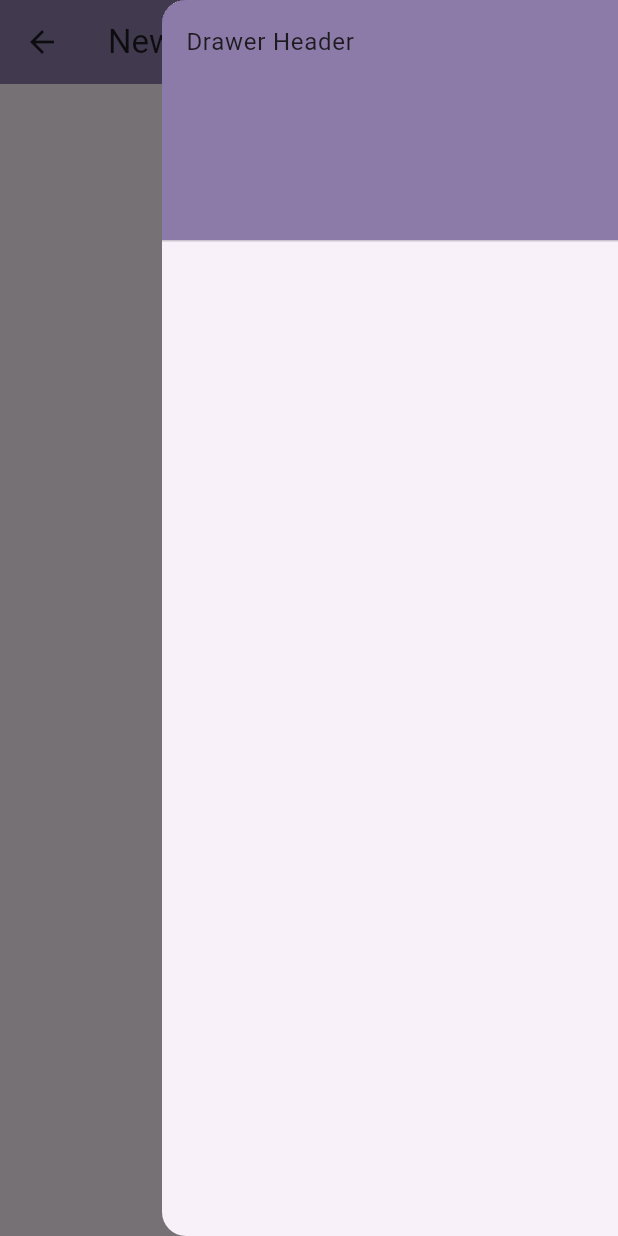
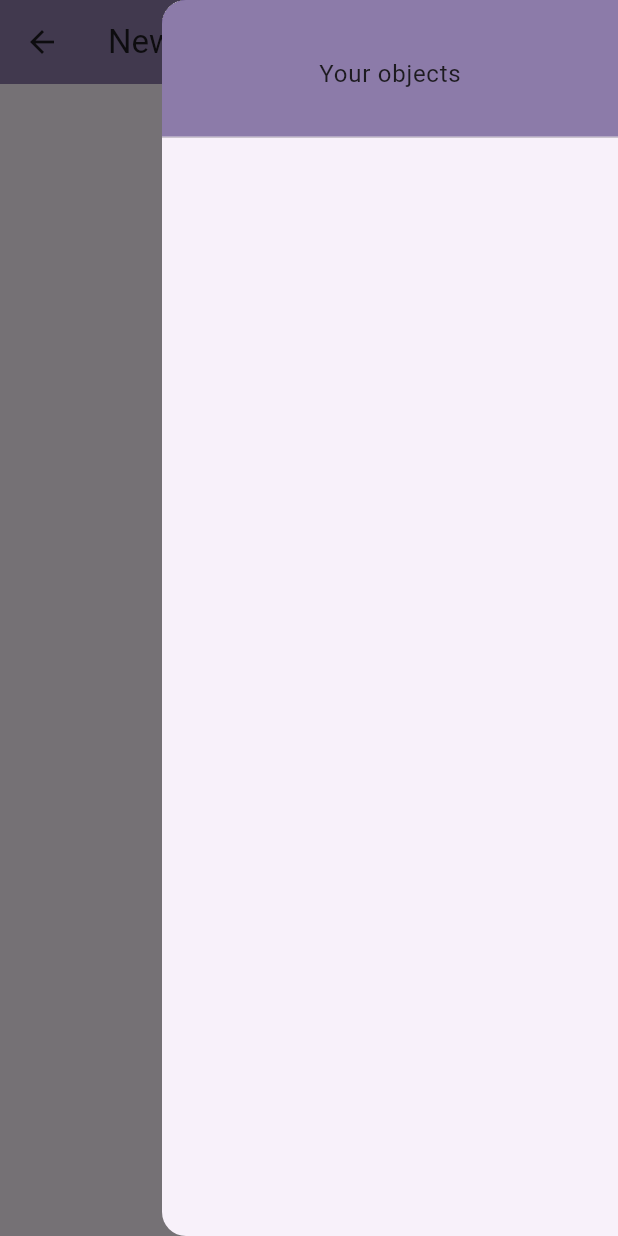
Before and after one commit to Leszek02/ucccc, a Flutter app: the TemplateEditor screen opened directly, in the side drawer, after a tap on the "add" icon, on a phone screen of 412 x 824 dp. Run offline on Flutter 3.47's test engine with Material 3 defaults, Android fonts, the phone set to English and light mode, and no system bars; our stand-ins replace firebase_core, firebase_crashlytics; accounts and stored records are empty.

Commit message:
add object edditing

```diff
--- a/lib/data/template.dart
+++ b/lib/data/template.dart
@@ -1,5 +1,5 @@
 class Template {
-  final List<(String, List<(String, String?)>)> objects;
+  List<(String, List<(String, String?)>)> objects;
   final List<(String, String?)> template;
 
   Template.empty()
--- a/lib/ui/pages/template/template_editor.dart
+++ b/lib/ui/pages/template/template_editor.dart
@@ -6,12 +6,14 @@ class TemplateEditor extends StatefulWidget {
   final String title;
   final bool mainTemplate;
   void Function((String, List<(String, String?)>))? exitCallback;
+  List<(String, List<(String, String?)>)>? objectList;
 
   TemplateEditor(
       {super.key,
       required this.title,
       required this.mainTemplate,
-      this.exitCallback});
+      this.exitCallback,
+      this.objectList});
 
   @override
   State<TemplateEditor> createState() => TemplateEditorState();
@@ -19,12 +21,13 @@ class TemplateEditor extends StatefulWidget {
 
 class TemplateEditorState extends State<TemplateEditor> {
   Template template = Template.empty();
-  List<String> types = ['integer', 'text', 'logic', 'list', 'enum'];
+  final List<String> _types = ['integer', 'text', 'logic', 'list', 'enum'];
   List<(String, String?)> currentList = List.empty(growable: true);
   final TextEditingController _objectName = TextEditingController();
   int index = 0;
 
   Future<void> _dialogBuilder(BuildContext context, Template template) {
+    _objectName.text = "";
     return showDialog<void>(
       context: context,
       builder: (BuildContext context) {
@@ -51,9 +54,13 @@ class TemplateEditorState extends State<TemplateEditor> {
                       onPressed: () {
                         if (_objectName.text.isEmpty) {
                           print(
-                              "There's no object name"); //TODO: Toast a message or change whole thing to form
+                              "There's no object name"); //TODO: Toast a message or change whole thing to a form
                         } else {
-                          template.objects.add((_objectName.text, List.empty()));
+                          setState(() {
+                            template.objects.add(
+                                (_objectName.text, List.empty(growable: true)));
+                          });
+                          _types.add(_objectName.text);
                           Navigator.of(context, rootNavigator: true).pop();
                           Navigator.of(context).push(
                             MaterialPageRoute(
@@ -61,7 +68,7 @@ class TemplateEditorState extends State<TemplateEditor> {
                                   title: _objectName.text,
                                   mainTemplate: false,
                                   exitCallback: exitCallback,
-                                ),
+                                  objectList: template.objects),
                             ),
                           );
                         }
@@ -77,6 +84,41 @@ class TemplateEditorState extends State<TemplateEditor> {
     );
   }
 
+  Future<bool?> _showWarningDialog(
+          {required String title,
+          required String content,
+          required String cancel,
+          required String confirm}) =>
+      showDialog<bool>(
+        context: context,
+        builder: (BuildContext context) {
+          return AlertDialog(
+            title: Text(title),
+            content: Text(content),
+            actions: <Widget>[
+              TextButton(
+                style: TextButton.styleFrom(
+                  textStyle: Theme.of(context).textTheme.labelLarge,
+                ),
+                child: Text(cancel),
+                onPressed: () {
+                  Navigator.pop(context, false);
+                },
+              ),
+              TextButton(
+                style: TextButton.styleFrom(
+                  textStyle: Theme.of(context).textTheme.labelLarge,
+                ),
+                child: Text(confirm),
+                onPressed: () {
+                  Navigator.pop(context, true);
+                },
+              ),
+            ],
+          );
+        },
+      );
+
   void exitCallback((String, List<(String, String?)>) objectEntry) {
     int index =
         template.objects.indexWhere((element) => element.$1 == objectEntry.$1);
@@ -84,18 +126,23 @@ class TemplateEditorState extends State<TemplateEditor> {
   }
 
   @override
+  initState() {
+    if (!widget.mainTemplate) {
+      template.objects = widget.objectList!;
+      for (int i = 0; i < template.objects.length; ++i) {
+        _types.add(template.objects[i].$1);
+      }
+    }
+  }
+
+  @override
   Widget build(BuildContext context) {
     if (widget.mainTemplate) {
       currentList = template.template;
     } else {
-      currentList = [];
-      if (!template.objects.any((element) => element.$1 == widget.title)) {
-        template.objects.add((widget.title, List.empty(growable: true)));
-      }
       index =
           template.objects.indexWhere((element) => element.$1 == widget.title);
       currentList = template.objects[index].$2;
-      print(currentList);
     }
     return PopScope(
       canPop: false,
@@ -106,9 +153,14 @@ class TemplateEditorState extends State<TemplateEditor> {
         if (!widget.mainTemplate) {
           Navigator.pop(context);
           widget.exitCallback?.call((widget.title, currentList));
-          print(template);
         } else {
-          final bool shouldPop = await _showBackDialog() ?? false;
+          final bool shouldPop = await _showWarningDialog(
+                  title: 'Exiting template creator',
+                  content:
+                      'Are you sure you want to leave this page? Unsaved changes will be discarded.',
+                  cancel: 'Stay',
+                  confirm: 'Leave') ??
+              false;
           if (context.mounted && shouldPop) {
             Navigator.pop(context);
           }
@@ -123,6 +175,7 @@ class TemplateEditorState extends State<TemplateEditor> {
             IconButton(
               icon: const Icon(Icons.save),
               onPressed: () => print(template),
+              //TODO: Here save to local && remote database
             ),
             if (widget.mainTemplate)
               IconButton(
@@ -141,25 +194,70 @@ class TemplateEditorState extends State<TemplateEditor> {
         ),
         endDrawer: Drawer(
           child: ListView(
-            // Important: Remove any padding from the ListView.
             padding: EdgeInsets.zero,
             children: [
-              DrawerHeader(
+              SizedBox(
+                height: 100,
+                child: DrawerHeader(
                   decoration: BoxDecoration(
                     color:
                         Theme.of(context).colorScheme.primary.withOpacity(0.75),
                   ),
-                child: Text('Drawer Header'),
+                  child: const Center(child: Text('Your objects')),
                 ),
-              // for (int i = 0; i < template.objects.length; ++i)
-              //   Row(
-              //     children: [
-              //       ListTile(
-              //         title: Text(template.objects[i].$1),
-              //         onTap: () {},
-              //       ),
-              //     ],
-              //   ),
+              ),
+              for (int i = 0; i < template.objects.length; ++i)
+                Padding(
+                  padding: const EdgeInsets.symmetric(horizontal: 8.0),
+                  child: Row(
+                    children: [
+                      Expanded(
+                        child: ListTile(
+                          title: Text(template.objects[i].$1),
+                          onTap: () => Navigator.of(context).push(
+                            MaterialPageRoute(
+                              builder: (context) => TemplateEditor(
+                                  title: template.objects[i].$1,
+                                  mainTemplate: false,
+                                  exitCallback: exitCallback,
+                                  objectList: template.objects),
+                            ),
+                          ),
+                        ),
+                      ),
+                      IconButton(
+                        icon: const Icon(Icons.edit_note),
+                        onPressed: () {},
+                      ),
+                      IconButton(
+                        icon: const Icon(Icons.delete),
+                        onPressed: () async {
+                          final bool shouldDelete = await _showWarningDialog(
+                                title: 'Deleting object',
+                                content:
+                                    'Are you sure you want to delete this object?',
+                                cancel: 'No',
+                                confirm: 'Yes',
+                              ) ??
+                              false;
+                          if (shouldDelete) {
+                            for (int j = 0; j < template.objects.length; ++j) {
+                              template.objects[j].$2.removeWhere((element) =>
+                                  element.$2 == template.objects[i].$1);
+                            }
+                            template.template.removeWhere((element) =>
+                                element.$2 == template.objects[i].$1);
+                            _types.remove(template.objects[i].$1);
+                            setState(() {
+                              template.objects.removeWhere((element) =>
+                                  element.$1 == template.objects[i].$1);
+                            });
+                          }
+                        },
+                      ),
+                    ],
+                  ),
+                ),
             ],
           ),
         ),
@@ -197,7 +295,7 @@ class TemplateEditorState extends State<TemplateEditor> {
                           ),
                           DropdownButton(
                               value: currentList[i].$2,
-                              items: types
+                              items: _types
                                   .where((t) => t != widget.title)
                                   .map((type) => DropdownMenuItem(
                                       value: type, child: Text(type)))
@@ -243,108 +341,4 @@ class TemplateEditorState extends State<TemplateEditor> {
       ),
     );
   }
-
-  Future<bool?> _showBackDialog() => showDialog<bool>(
-        context: context,
-        builder: (BuildContext context) {
-          return AlertDialog(
-            title: const Text('Exiting template creator'),
-            content: const Text(
-              'Are you sure you want to leave this page? Unsaved changes will be discarded.',
-            ),
-            actions: <Widget>[
-              TextButton(
-                style: TextButton.styleFrom(
-                  textStyle: Theme.of(context).textTheme.labelLarge,
-                ),
-                child: const Text('Stay'),
-                onPressed: () {
-                  Navigator.pop(context, false);
-                },
-              ),
-              TextButton(
-                style: TextButton.styleFrom(
-                  textStyle: Theme.of(context).textTheme.labelLarge,
-                ),
-                child: const Text('Leave'),
-                onPressed: () {
-                  Navigator.pop(context, true);
-                },
-              ),
-            ],
-          );
-        },
-      );
 }
-
-// class NewObjectButton extends StatelessWidget {
-//   NewObjectButton(this.template, {super.key});
-//
-//   Template template;
-//   final TextEditingController _objectName = TextEditingController();
-//
-//   @override
-//   Widget build(BuildContext context) {
-//     return IconButton(
-//       icon: const Icon(Icons.add),
-//       onPressed: () => _dialogBuilder(context, template),
-//     );
-//   }
-//
-//   void exitCallback((String, List<(String, String?)>) objectEntry) {
-//     int index =
-//         template.objects.indexWhere((element) => element.$1 == objectEntry.$1);
-//     template.objects[index] = objectEntry;
-//   }
-//
-//   Future<void> _dialogBuilder(BuildContext context, Template template) {
-//     return showDialog<void>(
-//       context: context,
-//       builder: (BuildContext context) {
-//         return Row(
-//           mainAxisAlignment: MainAxisAlignment.center,
-//           children: [
-//             AlertDialog(
-//               title: const Center(child: Text('New object name')),
-//               content: TextField(
-//                 controller: _objectName,
-//               ),
-//               actions: [
-//                 Row(
-//                   mainAxisAlignment: MainAxisAlignment.center,
-//                   children: [
-//                     TextButton(
-//                       child: const Text('Cancel'),
-//                       onPressed: () =>
-//                           Navigator.of(context, rootNavigator: true)
-//                               .pop('dialog'),
-//                     ),
-//                     TextButton(
-//                       child: const Text('Create'),
-//                       onPressed: () {
-//                         if (_objectName.text.isEmpty) {
-//                           print(
-//                               "There's no object name"); //TODO: Toast a message or change whole thing to form
-//                         } else {
-//                           Navigator.of(context, rootNavigator: true)
-//                               .pop('dialog');
-//                           Navigator.of(context).push(MaterialPageRoute(
-//                             builder: (context) => TemplateEditor(
-//                               title: _objectName.text,
-//                               mainTemplate: false,
-//                               exitCallback: exitCallback,
-//                             ),
-//                           ));
-//                         }
-//                       },
-//                     ),
-//                   ],
-//                 ),
-//               ],
-//             ),
-//           ],
-//         );
-//       },
-//     );
-//   }
-// }
```
Lines whose indentation alone changed are shown as unchanged.
